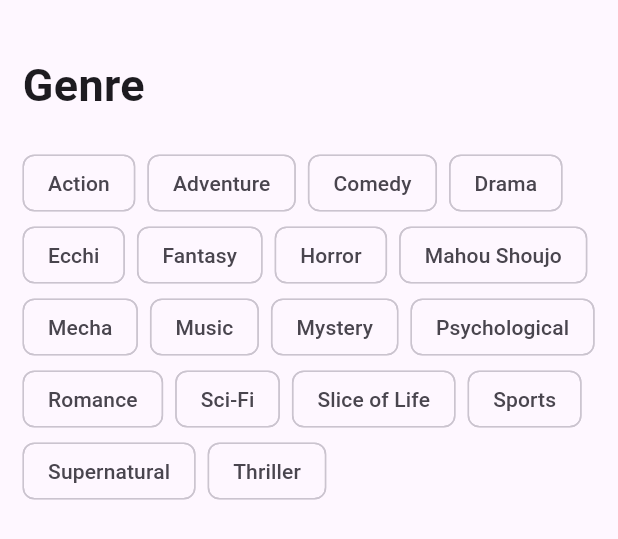
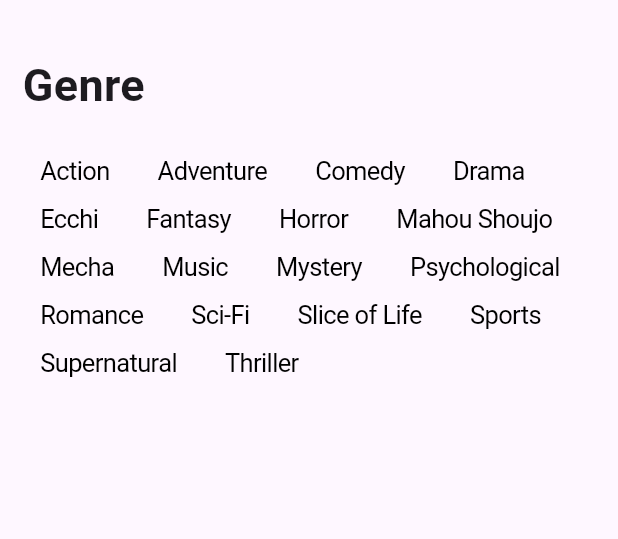
Before and after one commit to meesam4687/zenbu, a Flutter app: the FilterSheet widget shown alone on an empty page, opened directly, on a phone screen of 412 x 824 dp. Shown: the top 539 px of the screen. Run offline on Flutter 3.47's test engine with Material 3 defaults, Android fonts, the phone set to English and light mode, and no system bars; drawn by our look-alikes of dynamic_color; our stand-ins replace app_links, flutter_secure_storage, flutter_svg, fluttertoast, jwt_decoder; accounts and stored records are empty; network calls fail.

Commit message:
Convert discovery page components from Material to Cupertino widgets
Co-authored-by: meesam4687 <70945820+meesam4687@users.noreply.github.com>

```diff
--- a/lib/components/anime_discovery_page/filter_sheet.dart
+++ b/lib/components/anime_discovery_page/filter_sheet.dart
@@ -1,3 +1,4 @@
+import 'package:flutter/cupertino.dart';
 import 'package:flutter/material.dart';
 import 'package:zenbu/components/global/tags_genres_list.dart';
 
@@ -26,7 +27,7 @@ class _FilterSheetState extends State<FilterSheet> {
         width: double.infinity,
         child: Column(
           children: [
-            Padding(padding: EdgeInsetsGeometry.all(10)),
+            Padding(padding: EdgeInsets.all(10)),
             Container(
               margin: EdgeInsets.all(15),
               width: double.infinity,
@@ -37,20 +38,29 @@ class _FilterSheetState extends State<FilterSheet> {
                     "Genre",
                     style: TextStyle(fontSize: 30, fontWeight: FontWeight.bold),
                   ),
-                  Padding(padding: EdgeInsetsGeometry.all(10)),
+                  Padding(padding: EdgeInsets.all(10)),
                   Wrap(
                     spacing: 8,
                     children: genres.map((genre) {
-                      return FilterChip(
-                        label: Text(genre),
-                        selected: selectedGenres.contains(genre),
-                        onSelected: (selected) {
+                      final isSelected = selectedGenres.contains(genre);
+                      return CupertinoButton(
+                        padding: EdgeInsets.symmetric(horizontal: 12, vertical: 6),
+                        minSize: 0,
+                        color: isSelected ? CupertinoColors.activeBlue : null,
+                        borderRadius: BorderRadius.circular(20),
+                        onPressed: () {
                           setState(() {
-                            selected
-                                ? selectedGenres.add(genre)
-                                : selectedGenres.remove(genre);
+                            isSelected
+                                ? selectedGenres.remove(genre)
+                                : selectedGenres.add(genre);
                           });
                         },
+                        child: Text(
+                          genre,
+                          style: TextStyle(
+                            color: isSelected ? CupertinoColors.white : CupertinoColors.label,
+                          ),
+                        ),
                       );
                     }).toList(),
                   ),
```
Also changed, not shown: lib/components/anime_discovery_page/horizontal_anime_list.dart (+5 -6 lines), lib/components/anime_discovery_page/search_segment.dart (+25 -41 lines), lib/components/manga_discovery_page/search_segment.dart (+23 -39 lines).
